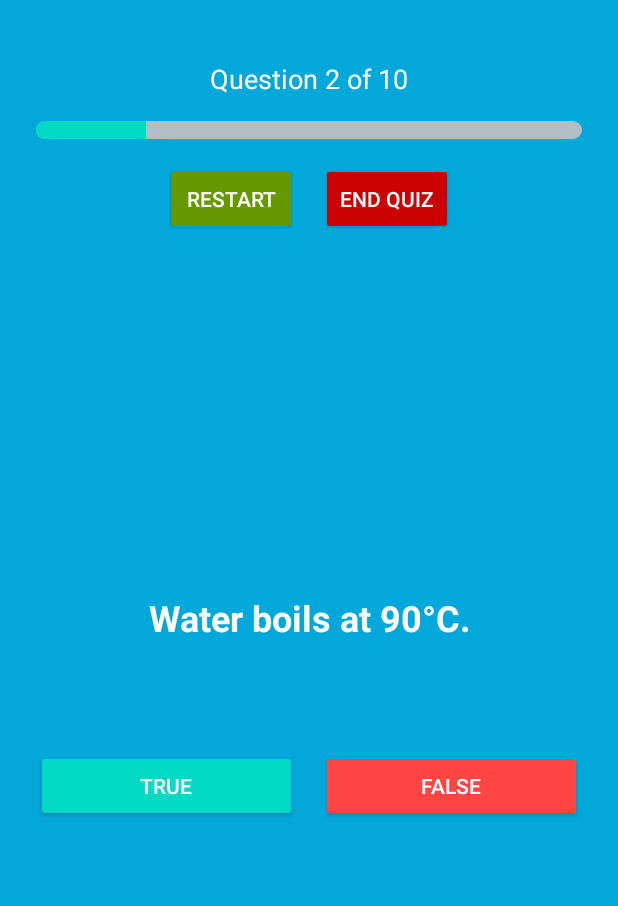
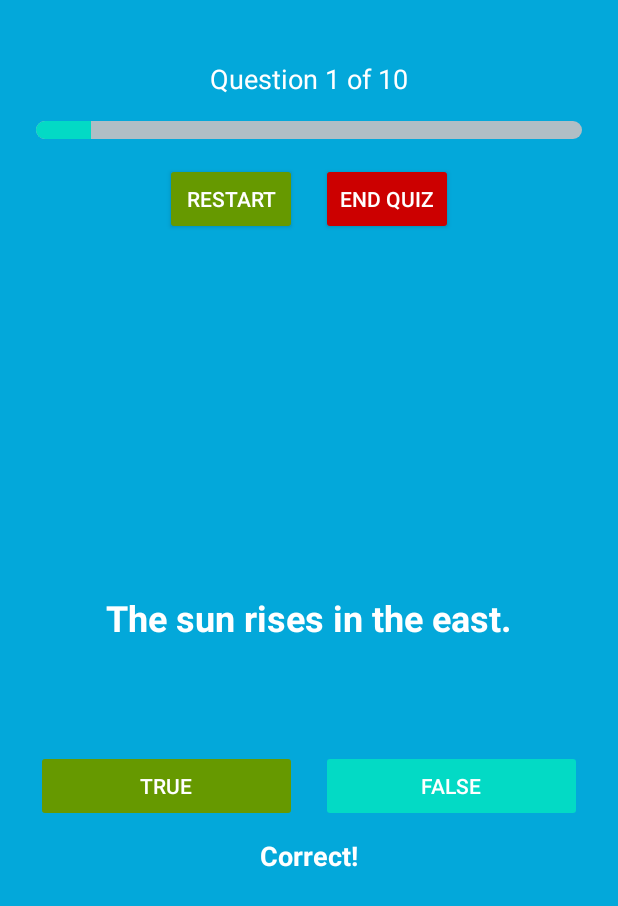
Before and after one commit to pranavpratheekmalleboyina/android-quizoku-app, an Android app: the TrueFalseQuizActivity screen opened directly, with no data from a screen before it, after a tap on "TRUE", on a phone screen of 412 x 824 dp. Shown: the top 906 px of the screen. Run offline under Robolectric (Android 15) with nearby library versions, the phone set to English and light mode, and no system bars.

Commit message:
Added the coloring and styling for both the quiz modes

```diff
--- a/app/src/main/java/com/pranav/quizoku/TrueFalseQuizActivity.java
+++ b/app/src/main/java/com/pranav/quizoku/TrueFalseQuizActivity.java
@@ -4,6 +4,8 @@
 import android.content.Intent;
 import android.media.SoundPool;
 import android.os.Bundle;
+import android.os.Handler;
+import android.os.Looper;
 import android.view.View;
 import android.widget.Button;
 import android.widget.ProgressBar;
@@ -11,10 +13,11 @@
 import android.widget.RatingBar;
 
 import androidx.appcompat.app.AppCompatActivity;
+import androidx.core.content.ContextCompat;
 
 public class TrueFalseQuizActivity extends AppCompatActivity {
 
-    private TextView questionText, questionCount;
+    private TextView questionText, questionCount, feedbackText;
     private Button trueButton, falseButton, restartButton, endButton;
     private ProgressBar progressBar;
 
@@ -49,6 +52,7 @@
 
         questionText = findViewById(R.id.question_text);
         questionCount = findViewById(R.id.question_count);
+        feedbackText = findViewById(R.id.feedback_text);
         trueButton = findViewById(R.id.true_button);
         falseButton = findViewById(R.id.false_button);
         restartButton = findViewById(R.id.restart_button);
@@ -62,8 +66,8 @@
 
         updateQuestion();
 
-        trueButton.setOnClickListener(v -> checkAnswer(true));
-        falseButton.setOnClickListener(v -> checkAnswer(false));
+        trueButton.setOnClickListener(v -> checkAnswer(true,v));
+        falseButton.setOnClickListener(v -> checkAnswer(false,v));
 
         restartButton.setOnClickListener(v -> {
             new AlertDialog.Builder(this)
@@ -73,6 +77,7 @@
                         currentQuestion = 0;
                         score = 0;
                         updateQuestion();
+                        enableButtons();
                     })
                     .setNegativeButton("No", null)
                     .show();
@@ -94,20 +99,30 @@
             questionText.setText(questions[currentQuestion]);
             questionCount.setText("Question " + (currentQuestion + 1) + " of " + questions.length);
             progressBar.setProgress(currentQuestion + 1);
+            enableButtons();
         } else {
             showResultDialog();
         }
     }
 
-    private void checkAnswer(boolean userAnswer) {
+    private void checkAnswer(boolean userAnswer, View v) {
+        Button clickedButton = (Button) v;
         if (userAnswer == answers[currentQuestion]) {
             score++;
             soundPool.play(soundCorrect, 1, 1, 0, 0, 1);
+            clickedButton.setBackgroundTintList(ContextCompat.getColorStateList(this,android.R.color.holo_green_dark));
+            feedbackText.setText("Correct!");
         } else {
             soundPool.play(soundWrong, 1, 1, 0, 0, 1);
+            clickedButton.setBackgroundTintList(ContextCompat.getColorStateList(this,android.R.color.holo_red_dark));
+            feedbackText.setText("Wrong!");
         }
-        currentQuestion++;
-        updateQuestion();
+        disableButtons();
+        // Delay before loading next question
+        new Handler(Looper.getMainLooper()).postDelayed(() -> {
+            currentQuestion++;
+            updateQuestion();
+        }, 1500);
     }
 
     private void showResultDialog() {
@@ -134,6 +149,7 @@
                     currentQuestion = 0;
                     score = 0;
                     updateQuestion();
+                    enableButtons();
                 })
                 .setNegativeButton("Go to the home screen", (dialog, which) -> {
                     Intent intent = new Intent(this, MainActivity.class);
@@ -143,4 +159,17 @@
                 .setNeutralButton("Exit", (dialog, which) -> finishAffinity())
                 .show();
     }
+
+    private void enableButtons(){
+        trueButton.setEnabled(true);
+        falseButton.setEnabled(true);
+        feedbackText.setText("");
+        trueButton.setBackgroundTintList(ContextCompat.getColorStateList(this,R.color.teal_200));
+        falseButton.setBackgroundTintList(ContextCompat.getColorStateList(this,R.color.teal_200));
+    }
+
+    private void disableButtons(){
+        trueButton.setEnabled(false);
+        falseButton.setEnabled(false);
+    }
 }
--- a/app/src/main/res/layout/activity_true_false_quiz.xml
+++ b/app/src/main/res/layout/activity_true_false_quiz.xml
@@ -93,8 +93,19 @@
             android:layout_weight="1"
             android:layout_height="wrap_content"
             android:text="False"
-            android:backgroundTint="@android:color/holo_red_light"
+            android:backgroundTint="@color/teal_200"
             android:textColor="@android:color/white"
             android:layout_marginStart="8dp"/>
     </LinearLayout>
+    <TextView
+        android:id="@+id/feedback_text"
+        android:layout_width="wrap_content"
+        android:layout_height="wrap_content"
+        android:text=""
+        android:textSize="18sp"
+        android:textStyle="bold"
+        android:layout_below="@+id/button_container"
+        android:layout_centerHorizontal="true"
+        android:layout_marginTop="10dp"
+        android:textColor="@android:color/white" />
 </RelativeLayout>
```
Also changed, not shown: app/src/main/java/com/pranav/quizoku/MultiChoiceQuizActivity.java (+54 -4 lines), app/src/main/res/layout/activity_multi_choice_quiz.xml (+12 -0 lines).
